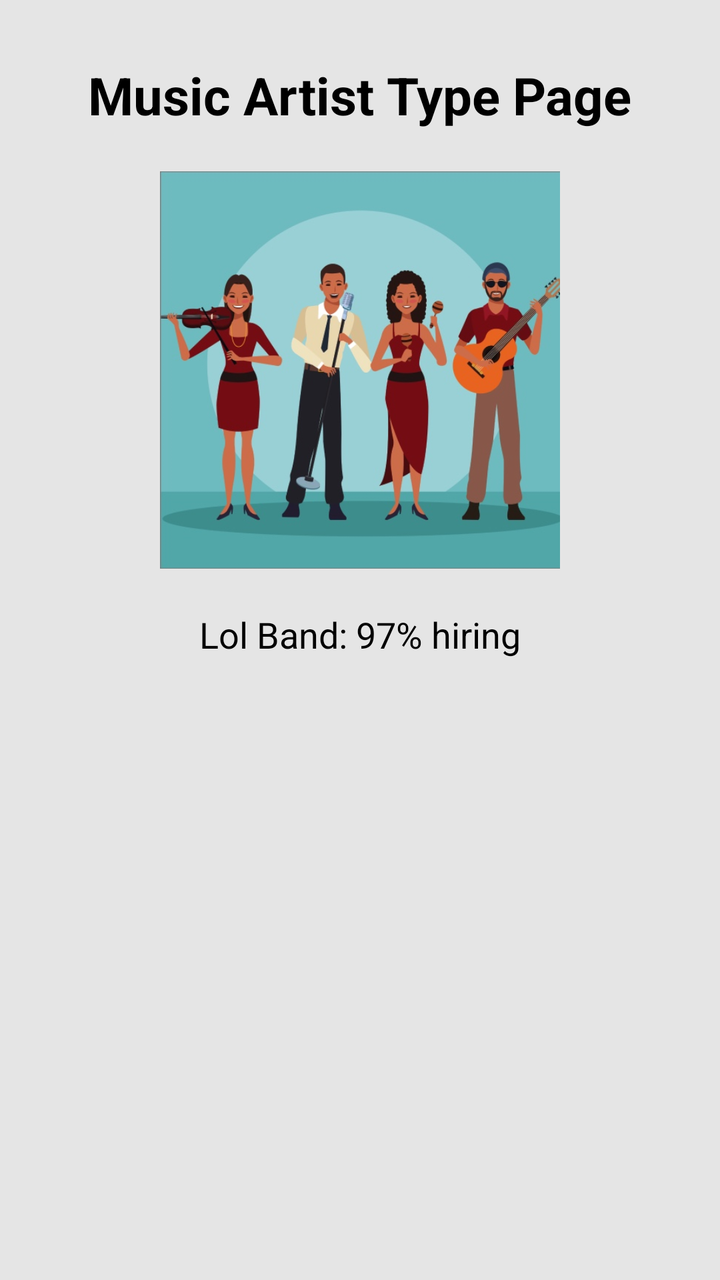
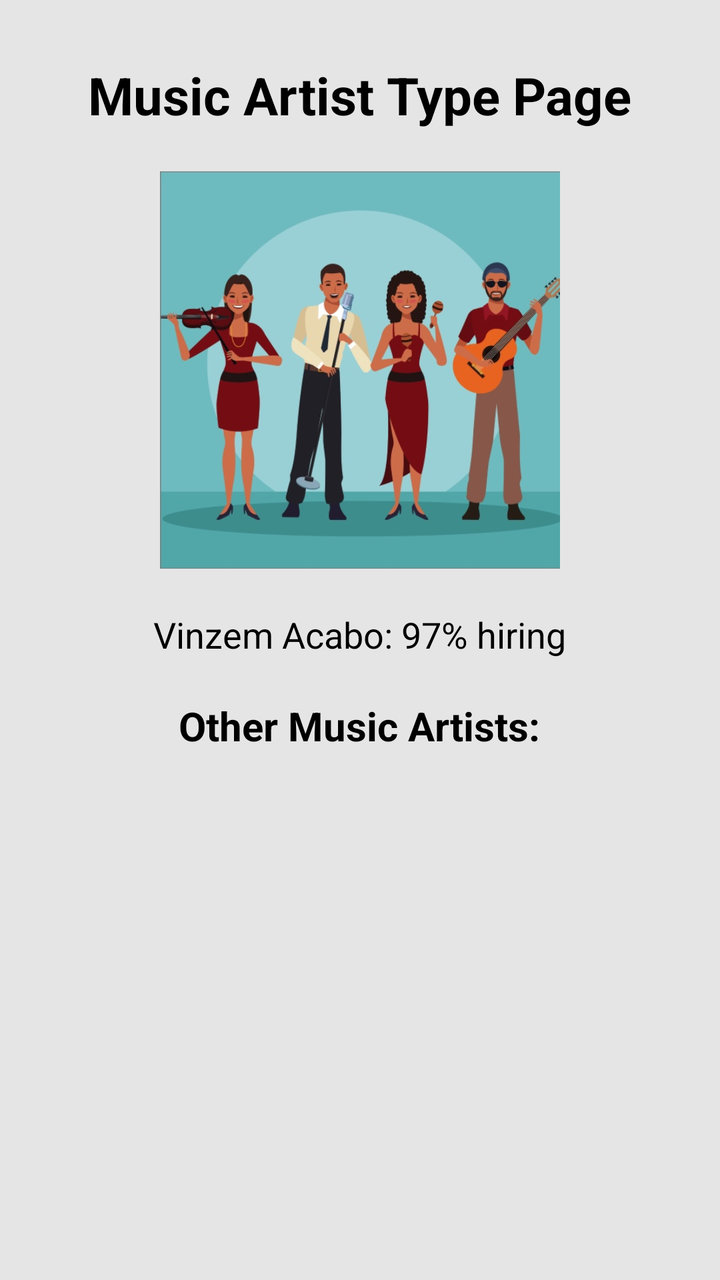

An Android layout rendered at two revisions. The XML below is the earlier revision; the diff shows what the commit changed to produce the second picture.
<!-- AndroidManifest.xml: application theme Theme.MyApplication -->
<!-- res/layout/activity_music_artist_type.xml -->
<?xml version="1.0" encoding="utf-8"?>
<ScrollView xmlns:android="http://schemas.android.com/apk/res/android"
    android:layout_width="match_parent"
    android:layout_height="match_parent"
    android:background="#E5E5E5">

    <LinearLayout
        android:orientation="vertical"
        android:layout_width="match_parent"
        android:layout_height="wrap_content"
        android:gravity="center"
        android:padding="30dp">

        <TextView
            android:layout_width="wrap_content"
            android:layout_height="wrap_content"
            android:text="Music Artist Type Page"
            android:textColor="#000000"
            android:textSize="26sp"
            android:textStyle="bold"
            android:paddingBottom="20dp"/>

        <ImageView
            android:layout_width="200dp"
            android:layout_height="200dp"
            android:src="@drawable/music_artist_type" />

        <TextView
            android:layout_width="wrap_content"
            android:layout_height="wrap_content"
            android:text="Lol Band: 97% hiring"
            android:textColor="#000000"
            android:textSize="18sp"
            android:paddingTop="20dp" />

    </LinearLayout>
</ScrollView>
<!-- resources referenced by this layout -->
<resources>
  <!-- drawable music_artist_type: jpeg bitmap (drawable, 65181 bytes) -->
  <style name="Theme.MyApplication" parent="Base.Theme.MyApplication" />
  <style name="Base.Theme.MyApplication" parent="Theme.Material3.DayNight.NoActionBar">
          
          
      </style>
</resources>

<!-- the commit's change to res/layout/activity_music_artist_type.xml (unified diff, before → after) -->
@@ -28,10 +28,24 @@
         <TextView
             android:layout_width="wrap_content"
             android:layout_height="wrap_content"
-            android:text="Lol Band: 97% hiring"
+            android:text="Vinzem Acabo: 97% hiring"
             android:textColor="#000000"
             android:textSize="18sp"
-            android:paddingTop="20dp" />
+            android:paddingTop="20dp"
+            android:paddingBottom="20dp"/>
 
+        <TextView
+            android:layout_width="wrap_content"
+            android:layout_height="wrap_content"
+            android:text="Other Music Artists:"
+            android:textColor="#000000"
+            android:textSize="20sp"
+            android:textStyle="bold"
+            android:paddingBottom="10dp"/>
+
+        <ListView
+            android:id="@+id/artistListView"
+            android:layout_width="match_parent"
+            android:layout_height="wrap_content" />
     </LinearLayout>
 </ScrollView>
